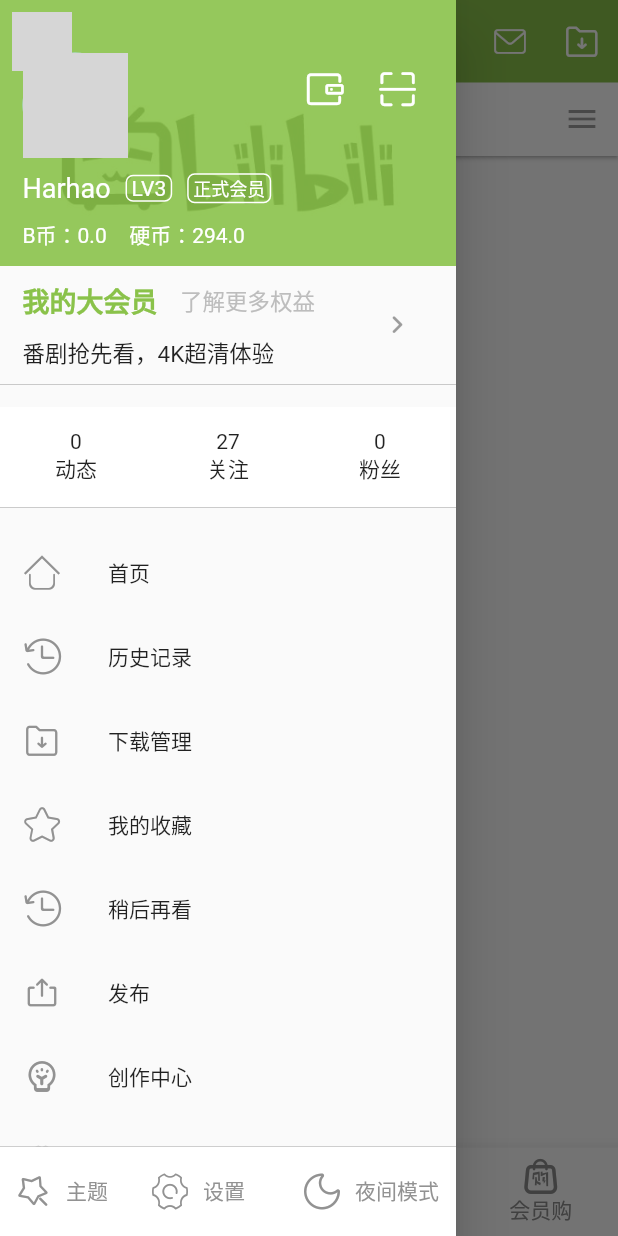
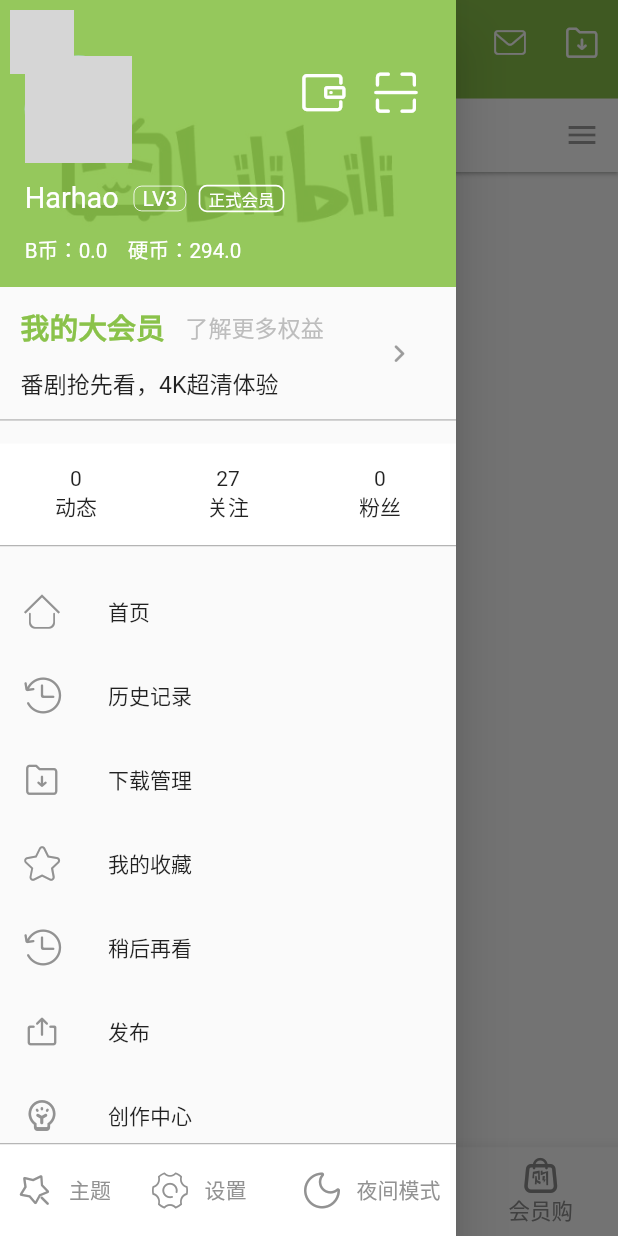
Before and after one commit to Harhao/bilibili-flutter, a Flutter app: the screen it shows after launch, item 2 of the bottom bar chosen, with the side drawer open, on a phone screen of 412 x 824 dp. Run offline on Flutter 3.47's test engine with Material 2 defaults, Android fonts, the phone set to English and light mode, and no system bars; our stand-ins replace fluro, flutter_screenutil, flutter_swiper; network calls fail; statements that could not run were skipped; grey boxes are pictures that could not be loaded.

Commit message:
feat: 使用flutter_screenutil完成部分适配

```diff
--- a/lib/component/avatar_menu.dart
+++ b/lib/component/avatar_menu.dart
@@ -1,5 +1,6 @@
 import 'package:flutter/cupertino.dart';
 import 'package:flutter/material.dart';
+import 'package:flutter_screenutil/flutter_screenutil.dart';
 import '../utils/inherit_context.dart';
 
 class AvatarMenu extends StatelessWidget {
@@ -8,7 +9,7 @@ class AvatarMenu extends StatelessWidget {
     final inheritedContext = InheritedContext.of(context);
     // TODO: implement build
     return Padding(
-        padding: EdgeInsets.all(8.0),
+        padding: EdgeInsets.all(ScreenUtil().setWidth(12.0)),
         child: Builder(
             builder: (context) => GestureDetector(
                 onTap: inheritedContext.openDrawer,
--- a/lib/component/my_drawer.dart
+++ b/lib/component/my_drawer.dart
@@ -1,6 +1,7 @@
 import 'package:flutter/material.dart';
 import 'package:flutter/cupertino.dart';
 import 'package:provider/provider.dart';
+import 'package:flutter_screenutil/flutter_screenutil.dart';
 import '../store/theme._setting.dart';
 import '../config/drawer_list.dart';
 import '../config/customIcon.dart';
@@ -15,7 +16,10 @@ class MyDrawer extends StatelessWidget {
         ListView(padding: EdgeInsets.zero, children: <Widget>[
           Container(
               padding: EdgeInsets.only(
-                  top: 35.0, left: 15.0, right: 15.0, bottom: 10.0),
+                  top: ScreenUtil().setHeight(60.0),
+                  left: ScreenUtil().setWidth(30.0),
+                  right: ScreenUtil().setWidth(30.0),
+                  bottom: ScreenUtil().setHeight(25.0)),
               decoration: BoxDecoration(
                 image: DecorationImage(
                     image: ExactAssetImage('assets/images/bg.jpg'),
@@ -30,8 +34,8 @@ class MyDrawer extends StatelessWidget {
                     mainAxisAlignment: MainAxisAlignment.spaceBetween,
                     children: <Widget>[
                       Container(
-                        width: 70.0,
-                        height: 70.0,
+                        width: ScreenUtil().setWidth(130),
+                        height: ScreenUtil().setWidth(130),
                         child: CircleAvatar(
                             backgroundImage: NetworkImage(
                                 "https://i2.hdslb.com/bfs/face/9e279be66273dc97d82a6c8ebecf3d78548f85b6.jpg")),
@@ -43,7 +47,7 @@ class MyDrawer extends StatelessWidget {
                               icon: Icon(
                                 CustomIcon.wallet,
                                 color: Colors.white,
-                                size: 28.0,
+                                size: ScreenUtil().setSp(60.0),
                               ),
                               onPressed: null,
                             ),
@@ -51,68 +55,89 @@ class MyDrawer extends StatelessWidget {
                               icon: Icon(
                                 CustomIcon.scan,
                                 color: Colors.white,
-                                size: 28.0,
+                                size: ScreenUtil().setSp(60.0),
                               ),
                               onPressed: null,
                             ),
                           ])
                     ]),
                 Padding(
-                  padding: EdgeInsets.only(top: 10.0),
+                  padding: EdgeInsets.only(top: ScreenUtil().setHeight(20.0)),
                 ),
                 Row(
                   children: <Widget>[
                     Text(
                       "Harhao",
-                      style: TextStyle(color: Colors.white, fontSize: 18.0),
+                      style: TextStyle(
+                          color: Colors.white,
+                          fontSize: ScreenUtil().setSp(35.0)),
                     ),
-                    Padding(padding: EdgeInsets.only(right: 10.0)),
+                    Padding(
+                        padding: EdgeInsets.only(
+                            right: ScreenUtil().setWidth(18.0))),
                     Container(
-                      padding: EdgeInsets.symmetric(horizontal: 3.0),
+                      padding: EdgeInsets.symmetric(
+                          horizontal: ScreenUtil().setWidth(10.0)),
                       decoration: BoxDecoration(
-                          border: Border.all(width: 1, color: Colors.white),
-                          borderRadius: BorderRadius.all(Radius.circular(5.0))),
+                          border: Border.all(
+                              width: ScreenUtil().setWidth(1),
+                              color: Colors.white),
+                          borderRadius: BorderRadius.all(
+                              Radius.circular(ScreenUtil().setWidth(10.0)))),
                       child: Text(
                         "LV3",
                         style: TextStyle(color: Colors.white),
                       ),
                     ),
-                    Padding(padding: EdgeInsets.only(right: 10.0)),
+                    Padding(
+                        padding: EdgeInsets.only(
+                            right: ScreenUtil().setWidth(15.0))),
                     Container(
-                      padding: EdgeInsets.symmetric(horizontal: 3.0),
+                      padding: EdgeInsets.symmetric(
+                          horizontal: ScreenUtil().setWidth(10.0)),
                       decoration: BoxDecoration(
                           color: Theme.of(context).primaryColor.withAlpha(1),
-                          border: Border.all(width: 1, color: Colors.white),
-                          borderRadius: BorderRadius.all(Radius.circular(5.0))),
+                          border: Border.all(
+                              width: ScreenUtil().setWidth(2),
+                              color: Colors.white),
+                          borderRadius: BorderRadius.all(
+                              Radius.circular(ScreenUtil().setWidth(10.0)))),
                       child: Text(
                         "正式会员",
-                        style:
-                            TextStyle(color: Colors.white, fontSize: 12.0),
+                        style: TextStyle(
+                            color: Colors.white,
+                            fontSize: ScreenUtil().setSp(20.0)),
                       ),
                     ),
                   ],
                 ),
-                Padding(padding: EdgeInsets.only(top: 10.0)),
+                Padding(
+                    padding:
+                        EdgeInsets.only(top: ScreenUtil().setHeight(20.0))),
                 Row(children: <Widget>[
                   Text(
                     "B币：0.0",
-                    style: TextStyle(color: Colors.white),
+                    style: TextStyle(
+                        color: Colors.white,
+                        fontSize: ScreenUtil().setSp(25.0)),
                   ),
                   Padding(
-                    padding: EdgeInsets.only(left: 15.0),
+                    padding: EdgeInsets.only(left: ScreenUtil().setWidth(25.0)),
                   ),
                   Text(
                     "硬币：294.0",
-                    style: TextStyle(color: Colors.white),
+                    style: TextStyle(
+                        color: Colors.white,
+                        fontSize: ScreenUtil().setSp(25.0)),
                   ),
                 ]),
               ])),
           Container(
-              padding: EdgeInsets.symmetric(vertical: 10.0, horizontal: 15.0),
+              padding: EdgeInsets.symmetric(vertical: ScreenUtil().setHeight(20.0), horizontal: ScreenUtil().setWidth(25.0)),
               decoration: BoxDecoration(
                   border: Border(
                       bottom:
-                          BorderSide(width: 0.3, color: Color(0xff8d8d8d)))),
+                          BorderSide(width: ScreenUtil().setWidth(1), color: Color(0xff8d8d8d)))),
               child: Row(
                   mainAxisAlignment: MainAxisAlignment.spaceBetween,
                   children: <Widget>[
@@ -127,20 +152,20 @@ class MyDrawer extends StatelessWidget {
                                     text: '我的大会员',
                                     style: TextStyle(
                                         color: Theme.of(context).primaryColor,
-                                        fontSize: 18.0,
+                                        fontSize: ScreenUtil().setSp(35),
                                         fontWeight: FontWeight.bold))),
-                            Padding(padding: EdgeInsets.only(left: 15.0)),
+                            Padding(padding: EdgeInsets.only(left: ScreenUtil().setWidth(25.0))),
                             Text(
                               "了解更多权益",
                               style: TextStyle(
-                                  fontSize: 15.0, color: Color(0xffbdbdbd)),
+                                  fontSize: ScreenUtil().setSp(28), color: Color(0xffbdbdbd)),
                             )
                           ],
                         ),
-                        Padding(padding: EdgeInsets.only(top: 10.0)),
+                        Padding(padding: EdgeInsets.only(top: ScreenUtil().setHeight(20.0))),
                         Text(
                           "番剧抢先看，4K超清体验",
-                          style: TextStyle(fontSize: 15.0),
+                          style: TextStyle(fontSize: ScreenUtil().setSp(28)),
                         )
                       ],
                     ),
@@ -148,13 +173,13 @@ class MyDrawer extends StatelessWidget {
                         icon: Icon(CustomIcon.arrowRight), onPressed: null)
                   ])),
           Container(
-              padding: EdgeInsets.symmetric(vertical: 15.0),
-              margin: EdgeInsets.symmetric(vertical: 15.0),
+              padding: EdgeInsets.symmetric(vertical: ScreenUtil().setHeight(25.0)),
+              margin: EdgeInsets.symmetric(vertical: ScreenUtil().setHeight(25.0)),
               decoration: BoxDecoration(
                   color: Color(0xffffffff),
                   border: Border(
                       bottom:
-                          BorderSide(width: 0.3, color: Color(0xff8d8d8d)))),
+                          BorderSide(width: ScreenUtil().setWidth(1), color: Color(0xff8d8d8d)))),
               child: Row(
                   mainAxisAlignment: MainAxisAlignment.spaceAround,
                   children: <Widget>[
@@ -164,18 +189,18 @@ class MyDrawer extends StatelessWidget {
                   ])),
           // ignore: sdk_version_ui_as_code
           ...DrawerList.list,
-          Padding(padding: EdgeInsets.only(top: 60.0)),
+          Padding(padding: EdgeInsets.only(top: ScreenUtil().setHeight(100))),
         ]),
         Positioned(
             left: 0,
             right: 0,
             bottom: 0,
             child: Container(
-              height: 60.0,
+              height: ScreenUtil().setHeight(100),
               decoration: BoxDecoration(
                   color: Colors.white,
                   border: Border(
-                      top: BorderSide(width: 0.3, color: Color(0xff929292)))),
+                      top: BorderSide(width: ScreenUtil().setWidth(1), color: Color(0xff929292)))),
               child: Row(
                 mainAxisAlignment: MainAxisAlignment.center,
                 mainAxisSize: MainAxisSize.max,
@@ -183,15 +208,16 @@ class MyDrawer extends StatelessWidget {
                   Flexible(
                       child: Builder(
                           builder: (context) => GestureDetector(
-                              onTap: () => Application.router.navigateTo(context, '/theme'),
+                              onTap: () => Application.router
+                                  .navigateTo(context, '/theme'),
                               child: Row(
                                 children: <Widget>[
-                                  Padding(padding: EdgeInsets.only(left: 10.0)),
+                                  Padding(padding: EdgeInsets.only(left: ScreenUtil().setWidth(20.0))),
                                   Icon(
                                     CustomIcon.themeIcon,
                                     color: Color(0xff929292),
                                   ),
-                                  Padding(padding: EdgeInsets.only(left: 10.0)),
+                                  Padding(padding: EdgeInsets.only(left: ScreenUtil().setWidth(20.0))),
                                   Text(
                                     "主题",
                                     style: TextStyle(color: Color(0xff929292)),
@@ -208,7 +234,7 @@ class MyDrawer extends StatelessWidget {
                                     CustomIcon.settting,
                                     color: Color(0xff929292),
                                   ),
-                                  Padding(padding: EdgeInsets.only(left: 10.0)),
+                                  Padding(padding: EdgeInsets.only(left: ScreenUtil().setWidth(20.0))),
                                   Text(
                                     "设置",
                                     style: TextStyle(color: Color(0xff929292)),
@@ -225,7 +251,7 @@ class MyDrawer extends StatelessWidget {
                                     CustomIcon.nightMode,
                                     color: Color(0xff929292),
                                   ),
-                                  Padding(padding: EdgeInsets.only(left: 10.0)),
+                                  Padding(padding: EdgeInsets.only(left: ScreenUtil().setWidth(20.0))),
                                   Text(
                                     "夜间模式",
                                     style: TextStyle(color: Color(0xff929292)),
--- a/lib/pages/channel.dart
+++ b/lib/pages/channel.dart
@@ -1,5 +1,6 @@
 import 'package:flutter/cupertino.dart';
 import 'package:flutter/material.dart';
+import 'package:flutter_screenutil/flutter_screenutil.dart';
 import '../component/avatar_menu.dart';
 import '../config/tabview_page.dart';
 import '../config/customIcon.dart';
@@ -38,7 +39,7 @@ class _ChannelState extends State<Channel> {
                     onPressed: null),
               ],
               bottom: PreferredSize(
-                  preferredSize: Size.fromHeight(48),
+                  preferredSize: Size.fromHeight(ScreenUtil().setHeight(95.0)),
                   child: Material(
                       color: Colors.white,
                       child: Row(
@@ -46,7 +47,8 @@ class _ChannelState extends State<Channel> {
                         children: <Widget>[
                         TabBar(
                           isScrollable: true,
-                          labelStyle: TextStyle(fontSize: 18.0),
+                          labelStyle: TextStyle(fontSize: ScreenUtil().setSp(32.0)),
+                          unselectedLabelStyle: TextStyle(fontSize: ScreenUtil().setSp(32.0)),
                           labelColor: Theme.of(context).primaryColor,
                           unselectedLabelColor: Color(0xff8a8a8a),
                           indicatorColor: Theme.of(context).primaryColor,
--- a/lib/pages/dynamic_state.dart
+++ b/lib/pages/dynamic_state.dart
@@ -1,5 +1,6 @@
 import 'package:flutter/cupertino.dart';
 import 'package:flutter/material.dart';
+import 'package:flutter_screenutil/flutter_screenutil.dart';
 import '../component/avatar_menu.dart';
 import '../config/tabview_page.dart';
 import '../config/customIcon.dart';
@@ -40,7 +41,7 @@ class _DynamicPageState extends State<DynamicState> {
                     onPressed: null),
               ],
               bottom: PreferredSize(
-                  preferredSize: Size.fromHeight(48),
+                  preferredSize: Size.fromHeight(ScreenUtil().setHeight(95.0)),
                   child: Material(
                     color: Colors.white,
                     child: Container(
@@ -48,7 +49,8 @@ class _DynamicPageState extends State<DynamicState> {
                       width: MediaQuery.of(context).size.width,
                         child: TabBar(
                       isScrollable: true,
-                      labelStyle: TextStyle(fontSize: 18.0),
+                      labelStyle: TextStyle(fontSize: ScreenUtil().setSp(32.0)),
+                      unselectedLabelStyle: TextStyle(fontSize: ScreenUtil().setSp(32.0)),
                       labelColor: Theme.of(context).primaryColor,
                       unselectedLabelColor: Color(0xff8a8a8a),
                       indicatorColor: Theme.of(context).primaryColor,
--- a/lib/pages/entry.dart
+++ b/lib/pages/entry.dart
@@ -39,7 +39,8 @@ class _EntryState extends State<Entry> {
               fixedColor: Theme.of(context).primaryColor,
               unselectedItemColor: Color(0xff8b8b8b),
               unselectedLabelStyle: TextStyle(color: Color(0xff8b8b8b)),
-              unselectedFontSize: 14.0,
+              unselectedFontSize: ScreenUtil().setSp(26.0),
+              selectedFontSize: ScreenUtil().setSp(26.0),
               currentIndex: _selectedIndex,
               onTap: selectedBottomBar,
               items: <BottomNavigationBarItem>[
--- a/lib/pages/home.dart
+++ b/lib/pages/home.dart
@@ -1,6 +1,7 @@
 import 'package:fluro/fluro.dart';
 import 'package:flutter/cupertino.dart';
 import 'package:flutter/material.dart';
+import 'package:flutter_screenutil/flutter_screenutil.dart';
 import '../component/avatar_menu.dart';
 import '../config/tabview_page.dart';
 import '../config/customIcon.dart';
@@ -30,12 +31,12 @@ class _HomeState extends State<Home> {
               elevation: 1.0,
               leading: AvatarMenu(),
               title: Container(
-                  padding: EdgeInsets.all(5.0),
+                  padding: EdgeInsets.all(ScreenUtil().setWidth(10.0)),
                   decoration: BoxDecoration(
                     color: Theme.of(context).primaryColor,
                     backgroundBlendMode: BlendMode.hardLight,
                     // backgroundBlendMode: BlendMode.colorDodge,
-                    borderRadius: BorderRadius.all(Radius.circular(20.0)),
+                    borderRadius: BorderRadius.all(Radius.circular(ScreenUtil().setWidth(30.0))),
                   ),
                   child: Builder(
                       builder: (context) => GestureDetector(
@@ -43,21 +44,21 @@ class _HomeState extends State<Home> {
                           child: Row(
                               mainAxisSize: MainAxisSize.min,
                               children: <Widget>[
-                                Padding(padding: EdgeInsets.only(left: 8.0)),
+                                Padding(padding: EdgeInsets.only(left: ScreenUtil().setWidth(10.0))),
                                 Icon(
                                   Icons.search,
                                   color: Colors.white,
-                                  size: 26.0,
+                                  size: ScreenUtil().setSp(40.0),
                                 ),
-                                Padding(padding: EdgeInsets.only(left: 8.0)),
+                                Padding(padding: EdgeInsets.only(left: ScreenUtil().setWidth(18.0))),
                                 Text(
                                   "王者荣耀职业联赛",
                                   style: TextStyle(
                                     color: Colors.white,
-                                    fontSize: 18.0,
+                                    fontSize: ScreenUtil().setSp(32.0),
                                   ),
                                 ),
-                                Padding(padding: EdgeInsets.only(right: 20.0)),
+                                Padding(padding: EdgeInsets.only(right: ScreenUtil().setWidth(30.0))),
                               ])))),
               actions: <Widget>[
                 IconButton(
@@ -74,12 +75,13 @@ class _HomeState extends State<Home> {
                     onPressed: null),
               ],
               bottom: PreferredSize(
-                  preferredSize: Size.fromHeight(48),
+                  preferredSize: Size.fromHeight(ScreenUtil().setHeight(95.0)),
                   child: Material(
                     color: Colors.white,
                     child: TabBar(
                       isScrollable: true,
-                      labelStyle: TextStyle(fontSize: 18.0),
+                      labelStyle: TextStyle(fontSize: ScreenUtil().setSp(32.0)),
+                      unselectedLabelStyle: TextStyle(fontSize: ScreenUtil().setSp(32.0)),
                       labelColor: Theme.of(context).primaryColor,
                       unselectedLabelColor: Color(0xff8a8a8a),
                       indicatorColor: Theme.of(context).primaryColor,
--- a/lib/pages/theme_mode_setting.dart
+++ b/lib/pages/theme_mode_setting.dart
@@ -1,6 +1,7 @@
 import 'package:provider/provider.dart';
 import 'package:flutter/cupertino.dart';
 import 'package:flutter/material.dart';
+import 'package:flutter_screenutil/flutter_screenutil.dart';
 import '../store/theme._setting.dart';
 import '../config/customIcon.dart';
 
@@ -13,8 +14,8 @@ class ThemeModeSetting extends StatelessWidget {
         leading: ClipRRect(
           borderRadius: BorderRadius.all(Radius.circular(5.0)),
           child: Container(
-            width: 30.0,
-            height: 30.0,
+            width: ScreenUtil().setWidth(50.0),
+            height: ScreenUtil().setWidth(50.0),
             decoration: BoxDecoration(
               color: value
             ),
```
